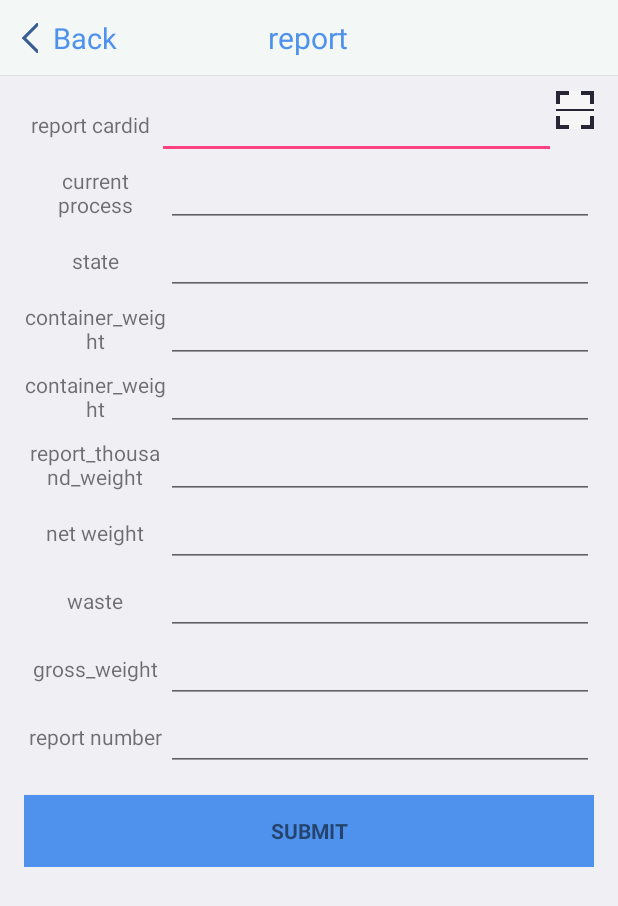
After one commit to yanjingzhu970620/MyFirstApplication, an Android app: the layout activity_report.xml on its own in the app's theme, with its tools: preview values and no code run, on a phone screen of 412 x 824 dp. The commit adds this screen. Shown: the top 906 px of the screen. Run offline under Robolectric (Android 15) with nearby library versions, the phone set to English and light mode, and no system bars.

Commit message:
mac commit 20190627

```diff
--- a/app/src/main/AndroidManifest.xml
+++ b/app/src/main/AndroidManifest.xml
@@ -46,6 +46,10 @@
             android:name="app.yjzfirst.com.activity.CheckActivity"
             android:label="@string/title_activity_check"
             android:theme="@style/AppTheme.NoActionBar"/>
+        <activity
+            android:name="app.yjzfirst.com.activity.ReportActivity"
+            android:label="@string/title_activity_check"
+            android:theme="@style/AppTheme.NoActionBar"/>
     </application>
 
 </manifest>
--- /dev/null
+++ b/app/src/main/java/com/yjzfirst/bean/ReportFormBean.java
@@ -0,0 +1,54 @@
+package com.yjzfirst.bean;
+
+public class ReportFormBean {
+
+    public String runcard_no;//"MO20190617-01-10",#流程卡号
+	public String date ;// "2019-06-21",#日期
+	public String product_id ;// 356,#产品id
+	public String default_code ;// "03011413",#产品编码
+	public String product_name ;// "六角凹穴法兰面螺栓 8.8级",#产品名称
+	public String product_spec ;// "M5*14",#产品规格
+	public String container_weight ;// null, #容器重
+	public String container_id ;// null, #容器id
+	public String container_no ;// null, #容器编码
+	public String from_runcard_id ;// null,#从流程卡id
+	public String to_runcard_id ;// null, #到流程卡id
+	public String process_id ;// null,#工序id
+	public String process_code ;// null, #工序代码
+	public String process_name ;// null, #工序名称
+	public String workorder_id ;// null,#作业计划id
+	public String state ;// "draft",
+	public String unit_weight ;// null,#千支重
+	public String process_status ;// "to_report",#状态
+	public String qty ;// null,#数量
+	public String weight ;// null, #重量
+	public String factor ;// 1000,#转换率
+	public String line_data ;// [#明细数据
+//	{
+//		"master_id ;// 1068, #流程卡id
+//		"sequence ;// 1, #项次
+//		"workorder_id ;// 1368, #作业计划id
+//		"workcenter_id ;// 17,#加工中心id
+//		"process_id ;// 1,#工序id
+//		"process_code ;// "01",#工序代码
+//		"process_name ;// "冷镦",#工序名称
+//		"qty_in ;// null,#领料数量
+//		"weight_in ;// null, #领料重量
+//		"qty ;// null, #报工数量
+//		"weight ;// null#报工重量
+//	},
+//	{
+//		"master_id ;// 1068,
+//			"sequence ;// 2,
+//			"workorder_id ;// 1369,
+//			"workcenter_id ;// 18,
+//			"process_id ;// 3,
+//			"process_code ;// "03",
+//			"process_name ;// "搓丝",
+//			"qty_in ;// null,
+//			"weight_in ;// null,
+//			"qty ;// null,
+//			"weight ;// null
+//	},
+
+}
--- a/app/src/main/java/com/yjzfirst/util/IndexConstants.java
+++ b/app/src/main/java/com/yjzfirst/util/IndexConstants.java
@@ -7,16 +7,18 @@ package com.yjzfirst.util;
 public class IndexConstants {
     public static String ip_key="ip";
     public static String port_key="port";
+    public static String db_key="db_key";
     public static String token_key="token";
     public static String email_key = "email";
     public static String password_key = "password";
     public static String rights_key="rights";
     public static final String LOGINURL="/app/login";
     public static final String TAKINGCHECKBARCODE="/api/taking/checkbarcode";
-    public static final String CHECKDELIVERYFORM="/app/sale_delivery";
-    public static final String CHECKDELIVERYPRODUCT="/app/sale_delivery_check_product";
+    public static final String CHECKCARDID="/app/mrp_runcard/get";
+    public static final String CHECKDELIVERYFORM="/app/sale_delivery/get";
+    public static final String CHECKDELIVERYPRODUCT="/app/sale_delivery/check_product";
 
-    public static final String CHECKLIBRARY="/app/stock_location";
+    public static final String CHECKLIBRARY="/app/stock_location/get";
 
 
     public static final String INSTOCKCHECKBARCODE="/api/instock/checkbarcode ";
@@ -25,5 +27,5 @@ public class IndexConstants {
 
     public static final String TAKINGSTOCK="/api/taking/stock_taking ";
     public static final String INSTOCK="/api/instock/product_instock  ";
-    public static final String OUTSTOCK="/app/sale_delivery_post";
+    public static final String OUTSTOCK="/app/sale_delivery/add_op";
 }
--- /dev/null
+++ b/app/src/main/java/com/yjzfirst/util/beanParseUtility.java
@@ -0,0 +1,35 @@
+package com.yjzfirst.util;
+
+import com.google.gson.JsonObject;
+
+import org.json.JSONObject;
+import org.w3c.dom.Element;
+
+import java.lang.reflect.Field;
+
+/**
+ * @{# XmlParseUtility.java Create on 2015年4月12日 下午5:33:47
+ *
+ * @author <a href="mailto:evan0502@qq.com">Evan</a>
+ * @version 1.0
+ * @description
+ *
+ */
+public class beanParseUtility {
+
+	public static <T> T parse(JSONObject element, Class<T> clazz) {
+		try {
+			T t = clazz.newInstance();
+			Field[] fields = clazz.getDeclaredFields();
+			for (Field field : fields) {
+				field.setAccessible(true);
+				field.set(t, element.getString(field.getName()));
+//				System.out.println(" return:::"+field.getName()+"  "+element.getString(field.getName()));
+			}
+			return t;
+		} catch (Exception e) {
+			e.printStackTrace();
+		}
+		return null;
+	}
+}
--- /dev/null
+++ b/app/src/main/res/layout/activity_report.xml
@@ -0,0 +1,334 @@
+<?xml version="1.0" encoding="utf-8"?>
+<RelativeLayout xmlns:android="http://schemas.android.com/apk/res/android"
+    xmlns:app="http://schemas.android.com/apk/res-auto"
+    android:layout_width="match_parent"
+    android:layout_height="match_parent"
+    android:background="#f0eff4">
+
+    <LinearLayout
+        android:layout_width="match_parent"
+        android:layout_height="match_parent"
+        android:orientation="vertical">
+
+        <RelativeLayout
+            android:layout_width="match_parent"
+            android:layout_height="50dip"
+            android:background="#f3f7f6">
+
+            <TextView
+                android:layout_width="wrap_content"
+                android:layout_height="wrap_content"
+                android:layout_centerInParent="true"
+                android:text="@string/report_main"
+                android:textColor="#4f92ed"
+                android:textSize="20sp" />
+
+            <LinearLayout
+                android:id="@+id/report_back"
+                android:layout_width="wrap_content"
+                android:layout_height="wrap_content"
+                android:layout_centerVertical="true"
+                android:clickable="true"
+                android:onClick="onClick"
+                android:orientation="horizontal">
+
+                <ImageView
+                    android:layout_width="20dip"
+                    android:layout_height="20dip"
+                    android:layout_marginLeft="10dip"
+                    android:layout_marginTop="3dip"
+                    android:src="@mipmap/icon_arrow_left" />
+
+                <TextView
+                    android:layout_width="wrap_content"
+                    android:layout_height="wrap_content"
+                    android:layout_marginLeft="5dip"
+                    android:text="@string/activity_back"
+                    android:textColor="#4f92ed"
+                    android:textSize="19sp" />
+            </LinearLayout>
+        </RelativeLayout>
+
+        <include layout="@layout/include_line" />
+
+        <ScrollView
+            android:id="@+id/check_form"
+            android:layout_width="match_parent"
+            android:layout_height="match_parent"
+            android:paddingBottom="@dimen/activity_vertical_margin"
+            android:paddingLeft="@dimen/activity_horizontal_margin"
+            android:paddingRight="@dimen/activity_horizontal_margin"
+            android:paddingTop="@dimen/activity_vertical_margin">
+
+            <LinearLayout
+                android:id="@+id/report_content_card"
+                android:layout_width="match_parent"
+                android:layout_height="wrap_content"
+                android:orientation="vertical">
+
+                <LinearLayout
+                    android:id="@+id/report_card_id_layout"
+                    android:layout_width="match_parent"
+                    android:layout_height="wrap_content"
+                    android:orientation="horizontal">
+
+                    <TextView
+                        android:layout_width="0dp"
+                        android:layout_height="match_parent"
+                        android:layout_weight="1"
+                        android:gravity="center"
+                        android:text="@string/report_cardid"/>
+
+                        <EditText
+                            android:id="@+id/edittext_report_card_id"
+                            android:layout_width="0dp"
+                            android:layout_height="wrap_content"
+                            android:layout_weight="3"
+                            android:maxLines="1"
+                            android:singleLine="true"
+                            android:textColor="@color/black" />
+                    <ImageView
+                        android:id="@+id/report_card_id_button"
+                        android:layout_width="25dp"
+                        android:layout_height="25dp"
+                        android:clickable="true"
+                        android:onClick="onClick"
+                        android:background="@mipmap/ercode" />
+                </LinearLayout>
+
+                <LinearLayout
+                    android:id="@+id/current_process_layout"
+                    android:layout_width="match_parent"
+                    android:layout_height="wrap_content"
+                    android:orientation="horizontal">
+                    <TextView
+                        android:layout_width="0dp"
+                        android:layout_height="match_parent"
+                        android:gravity="center"
+                        android:layout_weight="1"
+                        android:text="@string/current_process"/>
+
+                        <EditText
+                            android:id="@+id/edittext_current_process"
+                            android:layout_width="0dp"
+                            android:layout_height="wrap_content"
+                            android:maxLines="1"
+                            android:layout_weight="3"
+                            android:singleLine="true"
+                            android:textColor="@color/black" />
+
+                </LinearLayout>
+
+                <LinearLayout
+                    android:id="@+id/report_state_layout"
+                    android:layout_width="match_parent"
+                    android:layout_height="wrap_content"
+                    android:orientation="horizontal">
+                    <TextView
+                        android:layout_width="0dp"
+                        android:layout_height="match_parent"
+                        android:gravity="center"
+                        android:layout_weight="1"
+                        android:text="@string/report_state"/>
+
+                    <EditText
+                        android:id="@+id/edittext_report_state"
+                        android:layout_width="0dp"
+                        android:layout_height="wrap_content"
+                        android:maxLines="1"
+                        android:layout_weight="3"
+                        android:singleLine="true"
+                        android:textColor="@color/black" />
+
+                </LinearLayout>
+                <LinearLayout
+                    android:id="@+id/container_id_layout"
+                    android:layout_width="match_parent"
+                    android:layout_height="wrap_content"
+                    android:orientation="horizontal">
+                    <TextView
+                        android:layout_width="0dp"
+                        android:layout_height="match_parent"
+                        android:gravity="center"
+                        android:layout_weight="1"
+                        android:text="@string/container_weight"/>
+
+                    <EditText
+                        android:id="@+id/edittext_container_id"
+                        android:layout_width="0dp"
+                        android:layout_height="wrap_content"
+                        android:maxLines="1"
+                        android:layout_weight="3"
+                        android:digits="1234567890."
+                        android:inputType="phone|number"
+                        android:singleLine="true"
+                        android:textColor="@color/black" />
+
+                </LinearLayout>
+
+                <LinearLayout
+                    android:id="@+id/container_weight_layout"
+                    android:layout_width="match_parent"
+                    android:layout_height="wrap_content"
+                    android:orientation="horizontal">
+                    <TextView
+                        android:layout_width="0dp"
+                        android:layout_height="match_parent"
+                        android:gravity="center"
+                        android:layout_weight="1"
+                        android:text="@string/container_weight"/>
+
+                    <EditText
+                        android:id="@+id/edittext_container_weight"
+                        android:layout_width="0dp"
+                        android:layout_height="wrap_content"
+                        android:maxLines="1"
+                        android:layout_weight="3"
+                        android:digits="1234567890."
+                        android:inputType="phone|number"
+                        android:singleLine="true"
+                        android:textColor="@color/black" />
+
+                </LinearLayout>
+
+                <LinearLayout
+                    android:id="@+id/report_thousand_weight_layout"
+                    android:layout_width="match_parent"
+                    android:layout_height="wrap_content"
+                    android:orientation="horizontal">
+                    <TextView
+                        android:layout_width="0dp"
+                        android:layout_height="match_parent"
+                        android:gravity="center"
+                        android:layout_weight="1"
+                        android:text="@string/report_thousand_weight"/>
+
+                    <EditText
+                        android:id="@+id/edit_thousand_weight"
+                        android:layout_width="0dp"
+                        android:layout_height="wrap_content"
+                        android:maxLines="1"
+                        android:digits="1234567890"
+                        android:inputType="phone|number"
+                        android:layout_weight="3"
+                        android:singleLine="true"
+                        android:textColor="@color/black" />
+
+                </LinearLayout>
+
+                <LinearLayout
+                    android:id="@+id/report_net_weight_layout"
+                    android:layout_width="match_parent"
+                    android:layout_height="wrap_content"
+                    android:orientation="horizontal">
+                    <TextView
+                        android:layout_width="0dp"
+                        android:layout_height="match_parent"
+                        android:gravity="center"
+                        android:layout_weight="1"
+                        android:text="@string/net_weight"/>
+
+                    <EditText
+                        android:id="@+id/edit_net_weight"
+                        android:layout_width="0dp"
+                        android:layout_height="wrap_content"
+                        android:maxLines="1"
+                        android:digits="1234567890"
+                        android:inputType="phone|number"
+                        android:layout_weight="3"
+                        android:singleLine="true"
+                        android:textColor="@color/black" />
+
+                </LinearLayout>
+
+                <LinearLayout
+                    android:id="@+id/report_waste_layout"
+                    android:layout_width="match_parent"
+                    android:layout_height="wrap_content"
+                    android:orientation="horizontal">
+                    <TextView
+                        android:layout_width="0dp"
+                        android:layout_height="match_parent"
+                        android:gravity="center"
+                        android:layout_weight="1"
+                        android:text="@string/waste"/>
+
+                    <EditText
+                        android:id="@+id/edit_waste"
+                        android:layout_width="0dp"
+                        android:layout_height="wrap_content"
+                        android:maxLines="1"
+                        android:digits="1234567890"
+                        android:inputType="phone|number"
+                        android:layout_weight="3"
+                        android:singleLine="true"
+                        android:textColor="@color/black" />
+
+                </LinearLayout>
+
+                <LinearLayout
+                    android:id="@+id/report_gross_weight_layout"
+                    android:layout_width="match_parent"
+                    android:layout_height="wrap_content"
+                    android:orientation="horizontal">
+                    <TextView
+                        android:layout_width="0dp"
+                        android:layout_height="match_parent"
+                        android:gravity="center"
+                        android:layout_weight="1"
+                        android:text="@string/gross_weight"/>
+
+                    <EditText
+                        android:id="@+id/edit_gross_weight"
+                        android:layout_width="0dp"
+                        android:layout_height="wrap_content"
+                        android:maxLines="1"
+                        android:digits="1234567890"
+                        android:inputType="phone|number"
+                        android:layout_weight="3"
+                        android:singleLine="true"
+                        android:textColor="@color/black" />
+
+                </LinearLayout>
+
+                <LinearLayout
+                    android:id="@+id/report_number_layout"
+                    android:layout_width="match_parent"
+                    android:layout_height="wrap_content"
+                    android:orientation="horizontal">
+                    <TextView
+                        android:layout_width="0dp"
+                        android:layout_height="match_parent"
+                        android:gravity="center"
+                        android:layout_weight="1"
+                        android:text="@string/report_num"/>
+
+                    <EditText
+                        android:id="@+id/edit_report_num"
+                        android:layout_width="0dp"
+                        android:layout_height="wrap_content"
+                        android:maxLines="1"
+                        android:digits="1234567890"
+                        android:inputType="phone|number"
+                        android:layout_weight="3"
+                        android:singleLine="true"
+                        android:textColor="@color/black" />
+
+                </LinearLayout>
+
+                <Button
+                    android:id="@+id/check_submit_button"
+                    style="?android:textAppearanceSmall"
+                    android:onClick="onClick"
+                    android:background="@color/colorbarbackground"
+                    android:layout_width="match_parent"
+                    android:layout_height="wrap_content"
+                    android:layout_marginTop="16dp"
+                    android:layout_weight="1"
+                    android:text="@string/action_submit"
+                    android:textStyle="bold" />
+            </LinearLayout>
+        </ScrollView>
+    </LinearLayout>
+
+</RelativeLayout>
--- a/app/src/main/res/values/strings.xml
+++ b/app/src/main/res/values/strings.xml
@@ -36,4 +36,19 @@
     <string name="title_activity_entry">EntryActivity</string>
     <string name="title_activity_check">CheckActivity</string>
     <string name="entry">entry</string>
+    <string name="report_main">report</string>
+    <string name="report_cardid">report cardid</string>
+    <string name="current_process">current process</string>
+    <string name="Product_Specification">specification</string>
+    <string name="report_state">state</string>
+    <string name="numbers">numbers</string>
+    <string name="number_applications">number_applications</string>
+    <string name="Delivery_detail">detail</string>
+    <string name="container_weight">container_weight</string>
+    <string name="report_thousand_weight">report_thousand_weight</string>
+    <string name="net_weight">net weight</string>
+    <string name="waste">waste</string>
+    <string name="gross_weight">gross_weight</string>
+    <string name="report_num">report number</string>
+    <string name="container_id">container id</string>
 </resources>
```
Also changed, not shown: 1 other file.
